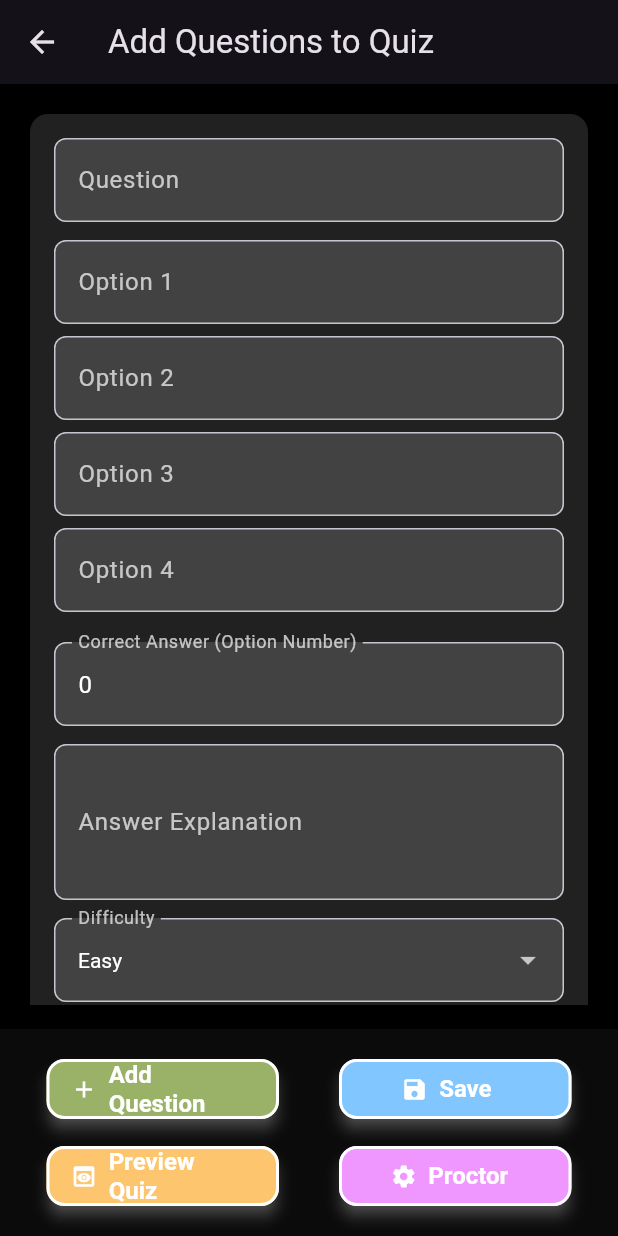
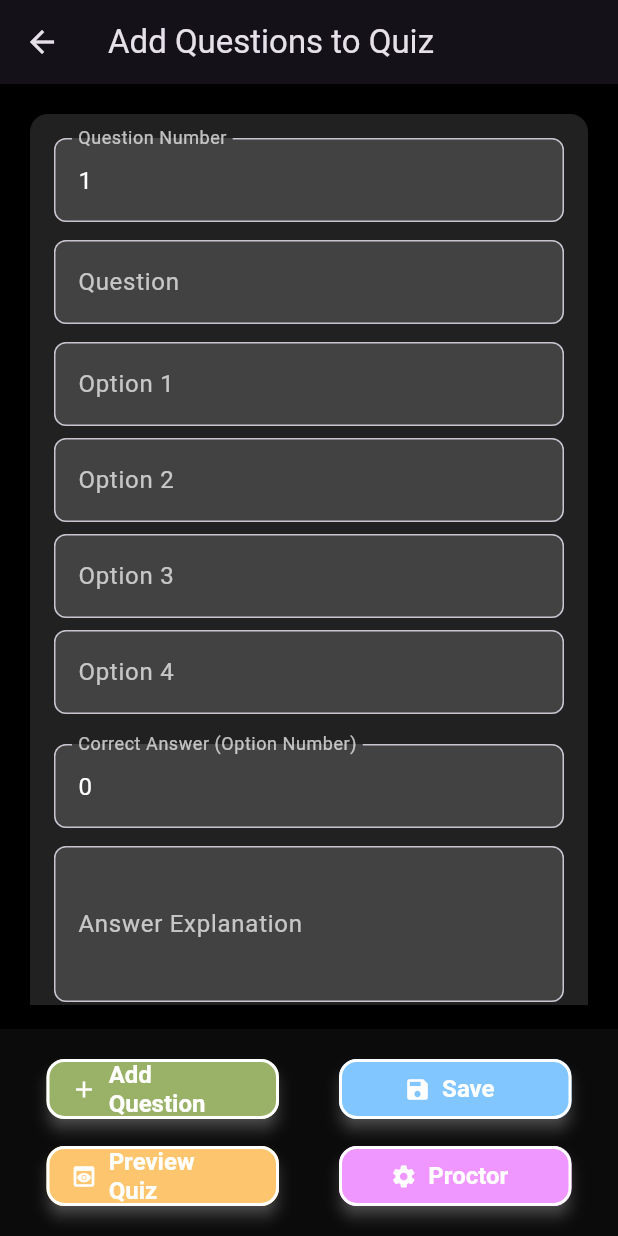
Before and after one commit to nayan1306/bigaze-controller, a Flutter app: the QuizCreatePage screen opened directly with empty values, after a tap on "Add Question", on a phone screen of 412 x 824 dp. Run offline on Flutter 3.47's test engine with Material 3 defaults, Android fonts, the phone set to English and light mode, and no system bars; our stand-ins replace cloud_firestore, email_validator, firebase_auth, firebase_core, firebase_messaging, flutter_local_notifications and 4 more; missing offline and left inert: firebase_ui_auth; accounts and stored records are empty.

Commit message:
redesigned quiz create page

```diff
--- a/lib/Screens/quiz_creator/question_card.dart
+++ b/lib/Screens/quiz_creator/question_card.dart
@@ -16,8 +16,8 @@ class QuestionCard extends StatelessWidget {
   @override
   Widget build(BuildContext context) {
     return Card(
-      elevation: 4,
-      color: Colors.grey[900], // Dark card background
+      elevation: 3,
+      color: Colors.grey[900], // dark-themed card background
       shape: RoundedRectangleBorder(
         borderRadius: BorderRadius.circular(12),
       ),
@@ -26,6 +26,17 @@ class QuestionCard extends StatelessWidget {
         child: Column(
           crossAxisAlignment: CrossAxisAlignment.start,
           children: [
+            // Editable Question Number
+            _buildTextField(
+              label: 'Question Number',
+              keyboardType: TextInputType.number,
+              initialValue: question["number"]?.toString() ?? '',
+              onChanged: (value) => onQuestionChanged(
+                "number",
+                int.tryParse(value) ?? question["number"],
+              ),
+            ),
+            const SizedBox(height: 12),
             _buildTextField(
               label: 'Question',
               initialValue: question["question"],
@@ -62,7 +73,7 @@ class QuestionCard extends StatelessWidget {
               label: 'Difficulty',
               value: ['Easy', 'Medium', 'Hard'].contains(question["difficulty"])
                   ? question["difficulty"]
-                  : 'Easy', // Default to 'Easy' if invalid
+                  : 'Easy',
               items: ['Easy', 'Medium', 'Hard'],
               onChanged: (value) => onQuestionChanged("difficulty", value),
             ),
@@ -97,7 +108,7 @@ class QuestionCard extends StatelessWidget {
     );
   }
 
-  /// Builds a dark-themed text field with rounded borders
+  /// Builds a dark-themed text field with rounded borders.
   Widget _buildTextField({
     required String label,
     String? initialValue,
@@ -109,13 +120,12 @@ class QuestionCard extends StatelessWidget {
       initialValue: initialValue,
       keyboardType: keyboardType,
       maxLines: maxLines,
-      style: const TextStyle(color: Colors.white), // White text color
+      style: const TextStyle(color: Colors.white),
       decoration: InputDecoration(
         labelText: label,
-        labelStyle:
-            const TextStyle(color: Colors.white70), // Slightly dimmed text
+        labelStyle: const TextStyle(color: Colors.white70),
         filled: true,
-        fillColor: Colors.grey[800], // Darker background
+        fillColor: Colors.grey[800],
         border: OutlineInputBorder(borderRadius: BorderRadius.circular(8)),
         focusedBorder: OutlineInputBorder(
           borderSide: const BorderSide(color: Colors.blue, width: 1.5),
@@ -126,7 +136,7 @@ class QuestionCard extends StatelessWidget {
     );
   }
 
-  /// Builds a dark-themed dropdown for selecting difficulty
+  /// Builds a dark-themed dropdown for selecting difficulty.
   Widget _buildDropdown({
     required String label,
     required String value,
@@ -135,8 +145,8 @@ class QuestionCard extends StatelessWidget {
   }) {
     return DropdownButtonFormField<String>(
       value: value,
-      dropdownColor: Colors.grey[900], // Dark background for dropdown
-      style: const TextStyle(color: Colors.white), // White text
+      dropdownColor: Colors.grey[900],
+      style: const TextStyle(color: Colors.white),
       decoration: InputDecoration(
         labelText: label,
         labelStyle: const TextStyle(color: Colors.white70),
@@ -145,10 +155,8 @@ class QuestionCard extends StatelessWidget {
         border: OutlineInputBorder(borderRadius: BorderRadius.circular(8)),
       ),
       items: items
-          .map((difficulty) => DropdownMenuItem(
-                value: difficulty,
-                child: Text(difficulty),
-              ))
+          .map((difficulty) =>
+              DropdownMenuItem(value: difficulty, child: Text(difficulty)))
           .toList(),
       onChanged: (newValue) {
         if (newValue != null) {
@@ -158,11 +166,10 @@ class QuestionCard extends StatelessWidget {
     );
   }
 
-  /// Builds an image upload button with dark mode styling
+  /// Builds an image upload button with dark mode styling.
   Widget _buildImageUploadButton(BuildContext context) {
     return TextButton.icon(
       onPressed: () {
-        // TODO: Implement Image Picker functionality
         ScaffoldMessenger.of(context).showSnackBar(
           const SnackBar(content: Text('Image Upload Not Implemented')),
         );
--- a/lib/Screens/quiz_creator/quiz_create_page.dart
+++ b/lib/Screens/quiz_creator/quiz_create_page.dart
@@ -21,19 +21,31 @@ class QuizCreatePage extends StatefulWidget {
 
 class _QuizCreatePageState extends State<QuizCreatePage> {
   final FirebaseFirestore _firestore = FirebaseFirestore.instance;
-  List<Map<String, dynamic>> questions = [];
 
-  // Add a new question
-  void addQuestion() {
+  // Local unsaved questions added in the current session.
+  List<Map<String, dynamic>> localQuestions = [];
+
+  /// Returns a stream of saved questions from Firestore,
+  /// ordered by 'createdAt' (oldest first).
+  Stream<QuerySnapshot> getSavedQuestionsStream() {
+    DocumentReference examRef = _firestore
+        .collection('teacher')
+        .doc(widget.teacherDocId)
+        .collection('exams')
+        .doc(widget.examId);
+    return examRef
+        .collection('questions')
+        .orderBy('createdAt', descending: false)
+        .snapshots();
+  }
+
+  /// Adds a new unsaved question locally.
+  void addLocalQuestion() {
     setState(() {
-      questions.add({
+      localQuestions.add({
+        "number": localQuestions.length + 1, // auto numbering based on count
         "question": "",
-        "options": {
-          "1": "",
-          "2": "",
-          "3": "",
-          "4": "",
-        },
+        "options": {"1": "", "2": "", "3": "", "4": ""},
         "answer": 0,
         "ansExplanation": "",
         "difficulty": "medium",
@@ -44,22 +56,22 @@ class _QuizCreatePageState extends State<QuizCreatePage> {
     });
   }
 
-  // Update a question field
-  void updateQuestion(int index, String field, dynamic value) {
+  /// Updates a field of a local (unsaved) question.
+  void updateLocalQuestion(int index, String field, dynamic value) {
     setState(() {
-      questions[index][field] = value;
+      localQuestions[index][field] = value;
     });
   }
 
-  // Update a specific option for a question
-  void updateOption(int questionIndex, String optionKey, String value) {
+  /// Updates an option for a local question.
+  void updateLocalOption(int questionIndex, String optionKey, String value) {
     setState(() {
-      questions[questionIndex]["options"][optionKey] = value;
+      localQuestions[questionIndex]["options"][optionKey] = value;
     });
   }
 
-  // Save quiz to Firestore
-  Future<void> saveQuiz() async {
+  /// Saves all unsaved (local) questions to Firestore.
+  Future<void> saveLocalQuestions() async {
     try {
       DocumentReference examRef = _firestore
           .collection('teacher')
@@ -67,7 +79,7 @@ class _QuizCreatePageState extends State<QuizCreatePage> {
           .collection('exams')
           .doc(widget.examId);
 
-      // Create exam document if it doesn't exist
+      // Create exam document if it doesn't exist.
       if (!(await examRef.get()).exists) {
         await examRef.set({
           'createdAt': FieldValue.serverTimestamp(),
@@ -75,9 +87,9 @@ class _QuizCreatePageState extends State<QuizCreatePage> {
         });
       }
 
-      // Add questions to the 'questions' sub-collection
-      for (var question in questions) {
+      for (var question in localQuestions) {
         await examRef.collection('questions').add({
+          "number": question["number"],
           "question": question["question"],
           "options": question["options"],
           "answer": question["answer"],
@@ -86,13 +98,13 @@ class _QuizCreatePageState extends State<QuizCreatePage> {
           "imageUrl": question["imageUrl"],
           "marks": question["marks"],
           "tags": question["tags"],
+          "createdAt": FieldValue.serverTimestamp(),
         });
         log("Question added to exam ${widget.examId}");
       }
 
-      // Clear fields after saving
       setState(() {
-        questions.clear();
+        localQuestions.clear();
       });
 
       ScaffoldMessenger.of(context).showSnackBar(
@@ -110,32 +122,66 @@ class _QuizCreatePageState extends State<QuizCreatePage> {
   Widget build(BuildContext context) {
     return Scaffold(
       appBar: AppBar(title: const Text('Add Questions to Quiz')),
-      // The body contains a scrollable list of question cards.
       body: Padding(
         padding: const EdgeInsets.all(16.0),
-        child: questions.isEmpty
-            ? Center(
+        // Use a StreamBuilder to listen to saved questions.
+        child: StreamBuilder<QuerySnapshot>(
+          stream: getSavedQuestionsStream(),
+          builder: (context, snapshot) {
+            List<Map<String, dynamic>> savedQuestions = [];
+            if (snapshot.hasData) {
+              savedQuestions = snapshot.data!.docs
+                  .map((doc) => doc.data() as Map<String, dynamic>)
+                  .toList();
+            }
+            // Combine saved and unsaved questions.
+            List<Map<String, dynamic>> allQuestions = [
+              ...savedQuestions,
+              ...localQuestions
+            ];
+            // Sort by question number.
+            allQuestions.sort(
+                (a, b) => (a["number"] as int).compareTo(b["number"] as int));
+
+            if (allQuestions.isEmpty) {
+              return Center(
                 child: Text(
                   'No questions added yet.',
                   style: Theme.of(context).textTheme.titleMedium,
                 ),
-              )
-            : ListView.separated(
-                itemCount: questions.length,
-                separatorBuilder: (context, index) =>
-                    const SizedBox(height: 20),
-                itemBuilder: (context, index) {
-                  return QuestionCard(
-                    question: questions[index],
-                    onQuestionChanged: (field, value) =>
-                        updateQuestion(index, field, value),
-                    onOptionChanged: (optionKey, value) =>
-                        updateOption(index, optionKey, value),
-                  );
-                },
-              ),
+              );
+            }
+            return ListView.separated(
+              itemCount: allQuestions.length,
+              separatorBuilder: (context, index) => const SizedBox(height: 20),
+              itemBuilder: (context, index) {
+                return QuestionCard(
+                  question: allQuestions[index],
+                  onQuestionChanged: (field, value) {
+                    // Allow editing only for unsaved (local) questions.
+                    int localIndex = localQuestions.indexWhere(
+                        (q) => q["number"] == allQuestions[index]["number"]);
+                    if (localIndex != -1) {
+                      updateLocalQuestion(localIndex, field, value);
+                    } else {
+                      // Optionally, implement update functionality for saved questions.
+                    }
+                  },
+                  onOptionChanged: (optionKey, value) {
+                    int localIndex = localQuestions.indexWhere(
+                        (q) => q["number"] == allQuestions[index]["number"]);
+                    if (localIndex != -1) {
+                      updateLocalOption(localIndex, optionKey, value);
+                    } else {
+                      // Optionally, implement update functionality for saved questions.
+                    }
+                  },
+                );
+              },
+            );
+          },
+        ),
       ),
-      // Fixed action buttons at the bottom of the screen.
       bottomNavigationBar: Container(
         color: const Color.fromARGB(100, 28, 28, 28),
         padding: const EdgeInsets.all(16.0),
@@ -143,6 +189,7 @@ class _QuizCreatePageState extends State<QuizCreatePage> {
           child: Column(
             mainAxisSize: MainAxisSize.min,
             children: [
+              // First row: Add and Save buttons.
               Row(
                 mainAxisAlignment: MainAxisAlignment.spaceEvenly,
                 children: [
@@ -150,21 +197,19 @@ class _QuizCreatePageState extends State<QuizCreatePage> {
                     label: 'Add Question',
                     icon: Icons.add,
                     backgroundColor: const Color.fromARGB(255, 154, 178, 104),
-                    onPressed: addQuestion,
+                    onPressed: addLocalQuestion,
                   ),
-                  const SizedBox(
-                    height: 10,
-                    width: 10,
-                  ),
+                  const SizedBox(width: 10),
                   QuizActionButton(
-                    label: 'Save ',
+                    label: 'Save',
                     icon: Icons.save,
                     backgroundColor: const Color.fromARGB(255, 129, 198, 255),
-                    onPressed: saveQuiz,
+                    onPressed: saveLocalQuestions,
                   ),
                 ],
               ),
               const SizedBox(height: 10),
+              // Second row: Preview and Proctor buttons.
               Row(
                 mainAxisAlignment: MainAxisAlignment.spaceEvenly,
                 children: [
@@ -184,10 +229,7 @@ class _QuizCreatePageState extends State<QuizCreatePage> {
                       );
                     },
                   ),
-                  const SizedBox(
-                    height: 10,
-                    width: 10,
-                  ),
+                  const SizedBox(width: 10),
                   QuizActionButton(
                     label: 'Proctor',
                     icon: Icons.settings,
@@ -236,7 +278,7 @@ class QuizActionButton extends StatelessWidget {
       icon: Icon(icon, color: Colors.white),
       label: Text(label, style: const TextStyle(color: Colors.white)),
       style: ElevatedButton.styleFrom(
-        fixedSize: const Size(155, 25),
+        fixedSize: const Size(155, 40),
         shape: RoundedRectangleBorder(
           borderRadius: BorderRadius.circular(12),
         ),
```
